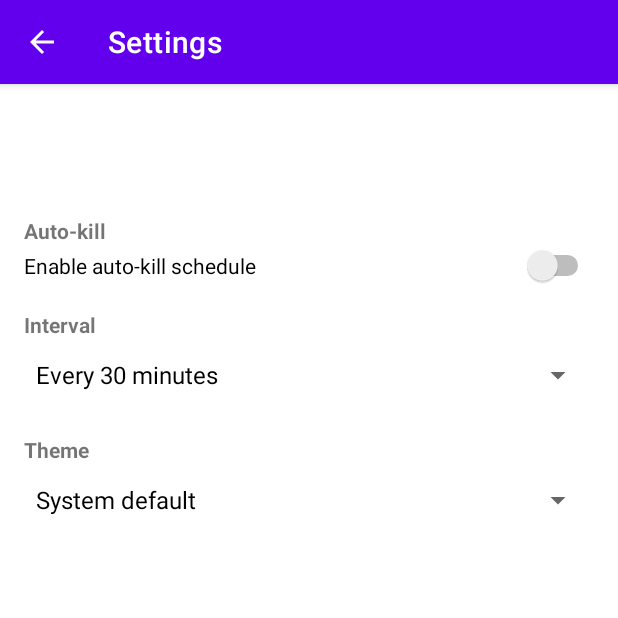
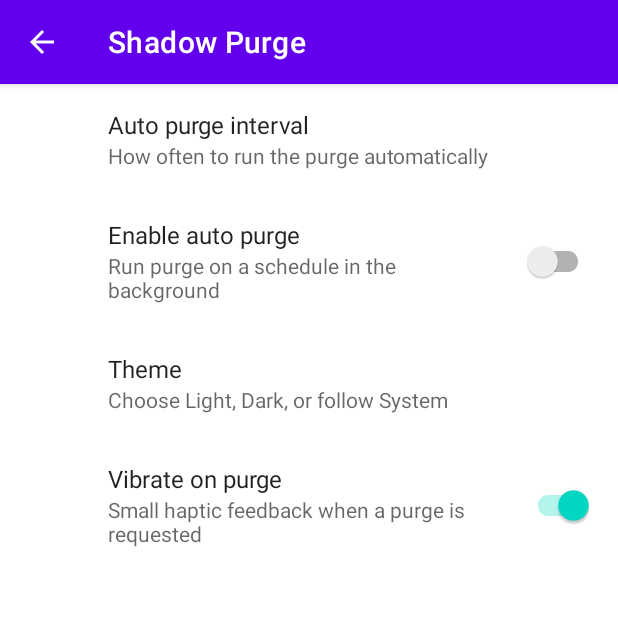
Before and after one commit to Azrea-Shade/ShadowPurge, an Android app: the screen it shows after launch (SettingsActivity), in the options menu, after a tap on "Settings", on a phone screen of 412 x 824 dp, the top half of it. Run offline under Robolectric (Android 15) with nearby library versions, the phone set to English and light mode, and no system bars; our stand-ins replace androidx.preference.

Commit message:
feat(settings): add SettingsActivity with Preference screen; wire menu; no Gradle changes

```diff
--- a/app/src/main/AndroidManifest.xml
+++ b/app/src/main/AndroidManifest.xml
@@ -40,4 +40,8 @@
             android:foregroundServiceType="dataSync" />
         <activity android:name=".SettingsActivity" android:exported="false" />
     </application>
+        <activity
+            android:name=".SettingsActivity"
+            android:exported="false"
+            android:parentActivityName=".MainActivity" />
 </manifest>
--- a/app/src/main/java/com/azreashade/shadowpurge/MainActivity.java
+++ b/app/src/main/java/com/azreashade/shadowpurge/MainActivity.java
@@ -95,6 +95,7 @@ public class MainActivity extends AppCompatActivity {
             startActivity(new Intent(this, SettingsActivity.class));
             return true;
         }
+        if (item.getItemId() == R.id.action_quick_purge) { runQuickPurge(); return true; }
         return super.onOptionsItemSelected(item);
     }
 }
--- a/app/src/main/java/com/azreashade/shadowpurge/SettingsActivity.java
+++ b/app/src/main/java/com/azreashade/shadowpurge/SettingsActivity.java
@@ -1,100 +1,33 @@
 package com.azreashade.shadowpurge;
 
-import android.content.SharedPreferences;
 import android.os.Bundle;
-import android.view.MenuItem;
-import android.widget.ArrayAdapter;
-import android.widget.Spinner;
-import android.widget.Switch;
-
-import androidx.annotation.Nullable;
-import androidx.appcompat.app.ActionBar;
 import androidx.appcompat.app.AppCompatActivity;
-import androidx.appcompat.widget.Toolbar;
+import androidx.preference.PreferenceFragmentCompat;
 
 public class SettingsActivity extends AppCompatActivity {
-
-    private static final String PREFS = "shadow_purge_prefs";
-    private static final String KEY_AUTO_KILL = "auto_kill_enabled";
-    private static final String KEY_INTERVAL = "auto_kill_interval_minutes";
-    private static final String KEY_THEME = "theme_mode"; // "system" | "light" | "dark"
-
     @Override
-    protected void onCreate(@Nullable Bundle savedInstanceState) {
+    protected void onCreate(Bundle savedInstanceState) {
         super.onCreate(savedInstanceState);
-        setContentView(R.layout.activity_settings_simple);
-
-        Toolbar toolbar = findViewById(R.id.toolbar);
-        if (toolbar != null) setSupportActionBar(toolbar);
-        ActionBar ab = getSupportActionBar();
-        if (ab != null) {
-            ab.setDisplayHomeAsUpEnabled(true);
-            ab.setTitle("Settings");
+        setContentView(R.layout.activity_settings);
+        if (getSupportActionBar() != null) getSupportActionBar().setDisplayHomeAsUpEnabled(true);
+        if (savedInstanceState == null) {
+            getSupportFragmentManager()
+                    .beginTransaction()
+                    .replace(R.id.settings_container, new SettingsFragment())
+                    .commit();
         }
-
-        final SharedPreferences prefs = getSharedPreferences(PREFS, MODE_PRIVATE);
-
-        // Views
-        Switch switchAuto = findViewById(R.id.switch_auto_kill);
-        Spinner spinnerInterval = findViewById(R.id.spinner_interval);
-        Spinner spinnerTheme = findViewById(R.id.spinner_theme);
-
-        // Interval spinner values (minutes): 15, 30, 60
-        String[] intervalLabels = new String[] { "Every 15 minutes", "Every 30 minutes", "Every hour" };
-        Integer[] intervalValues = new Integer[] { 15, 30, 60 };
-        ArrayAdapter<String> intervalAdapter = new ArrayAdapter<>(this, android.R.layout.simple_spinner_dropdown_item, intervalLabels);
-        spinnerInterval.setAdapter(intervalAdapter);
-
-        // Theme spinner: system, light, dark
-        String[] themeLabels = new String[] { "System default", "Light", "Dark" };
-        String[] themeValues = new String[] { "system", "light", "dark" };
-        ArrayAdapter<String> themeAdapter = new ArrayAdapter<>(this, android.R.layout.simple_spinner_dropdown_item, themeLabels);
-        spinnerTheme.setAdapter(themeAdapter);
-
-        // Load current values
-        boolean autoKill = prefs.getBoolean(KEY_AUTO_KILL, false);
-        int interval = prefs.getInt(KEY_INTERVAL, 30);
-        String theme = prefs.getString(KEY_THEME, "system");
-
-        switchAuto.setChecked(autoKill);
-
-        // Set current selection for interval
-        int intervalIndex = 1; // default 30
-        for (int i = 0; i < intervalValues.length; i++) {
-            if (intervalValues[i] == interval) {
-                intervalIndex = i;
-                break;
-            }
-        }
-        spinnerInterval.setSelection(intervalIndex);
-
-        // Set current selection for theme
-        int themeIndex = 0;
-        for (int i = 0; i < themeValues.length; i++) {
-            if (themeValues[i].equals(theme)) {
-                themeIndex = i;
-                break;
-            }
-        }
-        spinnerTheme.setSelection(themeIndex);
-
-        // Save on changes
-        switchAuto.setOnCheckedChangeListener((buttonView, isChecked) ->
-                prefs.edit().putBoolean(KEY_AUTO_KILL, isChecked).apply());
-
-        spinnerInterval.setOnItemSelectedListener(new SimpleOnItemSelected((position) ->
-                prefs.edit().putInt(KEY_INTERVAL, intervalValues[position]).apply()));
-
-        spinnerTheme.setOnItemSelectedListener(new SimpleOnItemSelected((position) ->
-                prefs.edit().putString(KEY_THEME, themeValues[position]).apply()));
     }
 
     @Override
-    public boolean onOptionsItemSelected(MenuItem item) {
-        if (item.getItemId() == android.R.id.home) {
-            finish();
-            return true;
+    public boolean onSupportNavigateUp() {
+        onBackPressed();
+        return true;
+    }
+
+    public static class SettingsFragment extends PreferenceFragmentCompat {
+        @Override
+        public void onCreatePreferences(Bundle savedInstanceState, String rootKey) {
+            setPreferencesFromResource(R.xml.settings_prefs, rootKey);
         }
-        return super.onOptionsItemSelected(item);
     }
 }
--- /dev/null
+++ b/app/src/main/res/layout/activity_settings.xml
@@ -0,0 +1,5 @@
+<?xml version="1.0" encoding="utf-8"?>
+<FrameLayout xmlns:android="http://schemas.android.com/apk/res/android"
+    android:id="@+id/settings_container"
+    android:layout_width="match_parent"
+    android:layout_height="match_parent" />
--- a/app/src/main/res/menu/main_menu.xml
+++ b/app/src/main/res/menu/main_menu.xml
@@ -1,5 +1,9 @@
 <?xml version="1.0" encoding="utf-8"?>
 <menu xmlns:android="http://schemas.android.com/apk/res/android">
+    <item
+        android:id="@+id/action_quick_purge"
+        android:title="Purge Now"
+        android:showAsAction="never" />
     <item
         android:id="@+id/action_settings"
         android:title="Settings"
--- /dev/null
+++ b/app/src/main/res/values/arrays.xml
@@ -0,0 +1,24 @@
+<?xml version="1.0" encoding="utf-8"?>
+<resources>
+    <string-array name="purge_interval_labels">
+        <item>Every 15 minutes</item>
+        <item>Every 30 minutes</item>
+        <item>Every 1 hour</item>
+    </string-array>
+    <string-array name="purge_interval_values">
+        <item>15</item>
+        <item>30</item>
+        <item>60</item>
+    </string-array>
+
+    <string-array name="theme_labels">
+        <item>System</item>
+        <item>Light</item>
+        <item>Dark</item>
+    </string-array>
+    <string-array name="theme_values">
+        <item>system</item>
+        <item>light</item>
+        <item>dark</item>
+    </string-array>
+</resources>
--- /dev/null
+++ b/app/src/main/res/xml/settings_prefs.xml
@@ -0,0 +1,36 @@
+<?xml version="1.0" encoding="utf-8"?>
+<preferences xmlns:android="http://schemas.android.com/apk/res/android">
+
+    <!-- Auto purge interval -->
+    <ListPreference
+        android:key="pref_interval_minutes"
+        android:title="Auto purge interval"
+        android:entries="@array/purge_interval_labels"
+        android:entryValues="@array/purge_interval_values"
+        android:defaultValue="30"
+        android:summary="How often to run the purge automatically" />
+
+    <!-- Enable/disable auto purge -->
+    <SwitchPreferenceCompat
+        android:key="pref_auto_purge_enabled"
+        android:title="Enable auto purge"
+        android:defaultValue="false"
+        android:summary="Run purge on a schedule in the background" />
+
+    <!-- Theme -->
+    <ListPreference
+        android:key="pref_theme"
+        android:title="Theme"
+        android:entries="@array/theme_labels"
+        android:entryValues="@array/theme_values"
+        android:defaultValue="system"
+        android:summary="Choose Light, Dark, or follow System" />
+
+    <!-- Vibration feedback -->
+    <SwitchPreferenceCompat
+        android:key="pref_vibrate_on_purge"
+        android:title="Vibrate on purge"
+        android:defaultValue="true"
+        android:summary="Small haptic feedback when a purge is requested" />
+
+</preferences>
```
